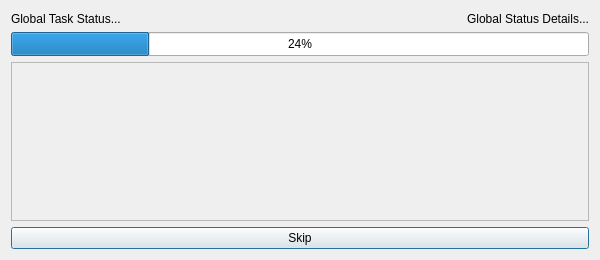
This is launcher/ui/dialogs/ProgressDialog.ui in FreesmTeam/FreesmLauncher as Qt 5 draws it before an edit. The edited form follows.
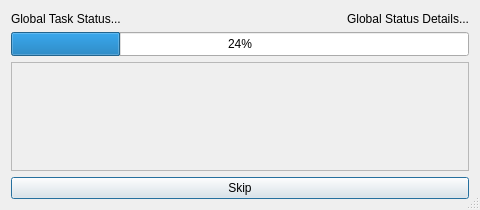
This is the edited form.

Commit message: fix: properly map progress range - doument PCRE used for URL compacting

```diff
--- a/launcher/ui/dialogs/ProgressDialog.ui
+++ b/launcher/ui/dialogs/ProgressDialog.ui
@@ -6,8 +6,8 @@
    <rect>
     <x>0</x>
     <y>0</y>
-    <width>600</width>
-    <height>260</height>
+    <width>480</width>
+    <height>210</height>
    </rect>
   </property>
   <property name="sizePolicy">
@@ -18,19 +18,16 @@
   </property>
   <property name="minimumSize">
    <size>
-    <width>600</width>
-    <height>260</height>
-   </size>
-  </property>
-  <property name="maximumSize">
-   <size>
-    <width>600</width>
-    <height>16777215</height>
+    <width>480</width>
+    <height>210</height>
    </size>
   </property>
   <property name="windowTitle">
    <string>Please wait...</string>
   </property>
+  <property name="sizeGripEnabled">
+   <bool>true</bool>
+  </property>
   <layout class="QVBoxLayout" name="verticalLayout" stretch="0,0,0,0">
    <item>
     <layout class="QHBoxLayout" name="horizontalLayout" stretch="1,0">
@@ -112,8 +109,8 @@
        <rect>
         <x>0</x>
         <y>0</y>
-        <width>584</width>
-        <height>146</height>
+        <width>464</width>
+        <height>96</height>
        </rect>
       </property>
       <layout class="QVBoxLayout" name="taskProgressLayout">
```
The commit also changes 3 other files.
